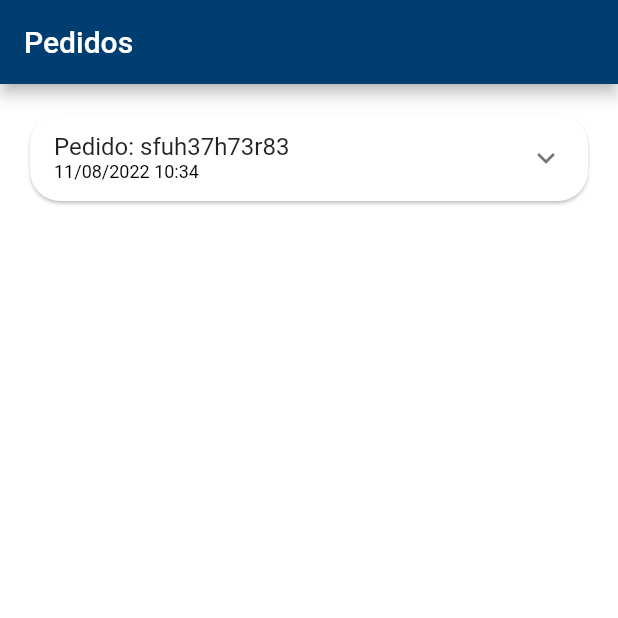
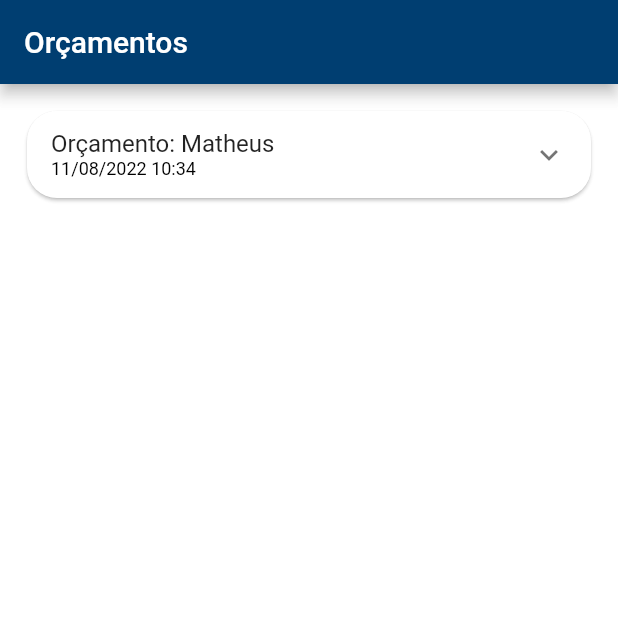
Before and after one commit to MatheusBrandao525/loja_online_com_flutter, a Flutter app: the OrdersTab screen opened directly, on a phone screen of 412 x 824 dp, the top half of it. Run offline on Flutter 3.47's test engine with Material 2 defaults, Android fonts, the phone set to English and light mode, and no system bars; our stand-ins replace animated_text_kit, badges, mask_text_input_formatter.

Commit message:
adicionando area de orçamentos

```diff
--- a/lib/src/config/app_data.dart
+++ b/lib/src/config/app_data.dart
@@ -90,6 +90,7 @@ List<OrderModel> orders = [
       '2022-22-08 11:53:05.000',
     ),
     id: 'sfuh37h73r83',
+    name: 'Matheus',
     status: 'pending_payment',
     total: 0,
     items: [
--- a/lib/src/models/order_model.dart
+++ b/lib/src/models/order_model.dart
@@ -5,16 +5,19 @@ class OrderModel {
   DateTime createdDateTime;
   DateTime overdueDateTime;
   List<CartItemModel> items;
+  String name;
   String status;
   String copyAndPaste;
   double total;
 
-  OrderModel(
-      {required this.copyAndPaste,
-      required this.createdDateTime,
-      required this.id,
-      required this.items,
-      required this.overdueDateTime,
-      required this.status,
-      required this.total});
+  OrderModel({
+    required this.copyAndPaste,
+    required this.createdDateTime,
+    required this.id,
+    required this.name,
+    required this.items,
+    required this.overdueDateTime,
+    required this.status,
+    required this.total,
+  });
 }
--- a/lib/src/pages/base/base_screen.dart
+++ b/lib/src/pages/base/base_screen.dart
@@ -51,7 +51,7 @@ class _BaseScreenState extends State<BaseScreen> {
           ),
           BottomNavigationBarItem(
             icon: Icon(Icons.list),
-            label: 'Pedidos',
+            label: 'Orçamentos',
           ),
           BottomNavigationBarItem(
             icon: Icon(Icons.person_outline),
--- a/lib/src/pages/orders/components/order_tile.dart
+++ b/lib/src/pages/orders/components/order_tile.dart
@@ -25,7 +25,7 @@ class OrderTile extends StatelessWidget {
             mainAxisSize: MainAxisSize.min,
             crossAxisAlignment: CrossAxisAlignment.start,
             children: [
-              Text('Pedido: ${order.id}'),
+              Text('Orçamento: ${order.name}'),
               Text(
                 utilsServices.formatDateTime(order.createdDateTime),
                 style: const TextStyle(
@@ -35,14 +35,15 @@ class OrderTile extends StatelessWidget {
               ),
             ],
           ),
-          childrenPadding: const EdgeInsets.fromLTRB(16, 0, 16, 16),
+          childrenPadding: const EdgeInsets.fromLTRB(16, 10, 10, 10),
           children: [
             SizedBox(
               height: 150,
+              width: 350,
               child: Row(
                 children: [
                   Expanded(
-                    flex: 3,
+                    flex: 5,
                     child: ListView(
                       children: order.items.map((orderItem) {
                         return _OrderWidget(
@@ -50,12 +51,6 @@ class OrderTile extends StatelessWidget {
                           orderItem: orderItem,
                         );
                       }).toList(),
-                    ),
-                  ),
-                  Expanded(
-                    flex: 2,
-                    child: Container(
-                      color: Colors.blue,
                     ),
                   ),
                 ],
--- a/lib/src/pages/orders/orders_tab.dart
+++ b/lib/src/pages/orders/orders_tab.dart
@@ -10,10 +10,10 @@ class OrdersTab extends StatelessWidget {
     return Scaffold(
       appBar: AppBar(
         backgroundColor: const Color.fromARGB(255, 0, 62, 113),
-        title: const Text('Pedidos'),
+        title: const Text('Orçamentos'),
       ),
       body: ListView.separated(
-        padding: const EdgeInsets.all(16),
+        padding: const EdgeInsets.all(14),
         physics: const BouncingScrollPhysics(),
         itemBuilder: (_, index) {
           return OrderTile(
```
